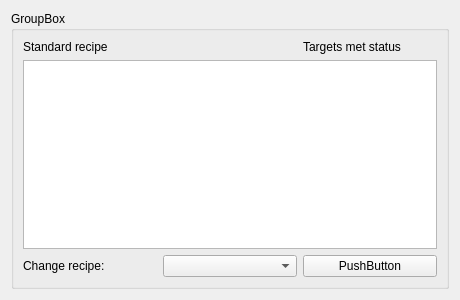
Above: src/ui/widgets/recipeconfig/groupboxrecipeconfig.ui from Ghettovich/bsf-lib before the change. Below: the same form after it.
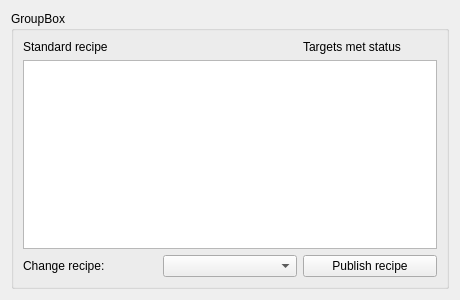
That is the form after the change.

Commit message: added combobox with recipe and event for filling the component table widget.

```diff
--- a/src/ui/widgets/recipeconfig/groupboxrecipeconfig.ui
+++ b/src/ui/widgets/recipeconfig/groupboxrecipeconfig.ui
@@ -39,7 +39,7 @@
       <item row="2" column="2">
        <widget class="QPushButton" name="pushButtonPublishRecipe">
         <property name="text">
-         <string>PushButton</string>
+         <string>Publish recipe</string>
         </property>
        </widget>
       </item>
```
Left out of the diff: 6 changed lines with no effect on the pictures. The commit also changes 7 other files.
